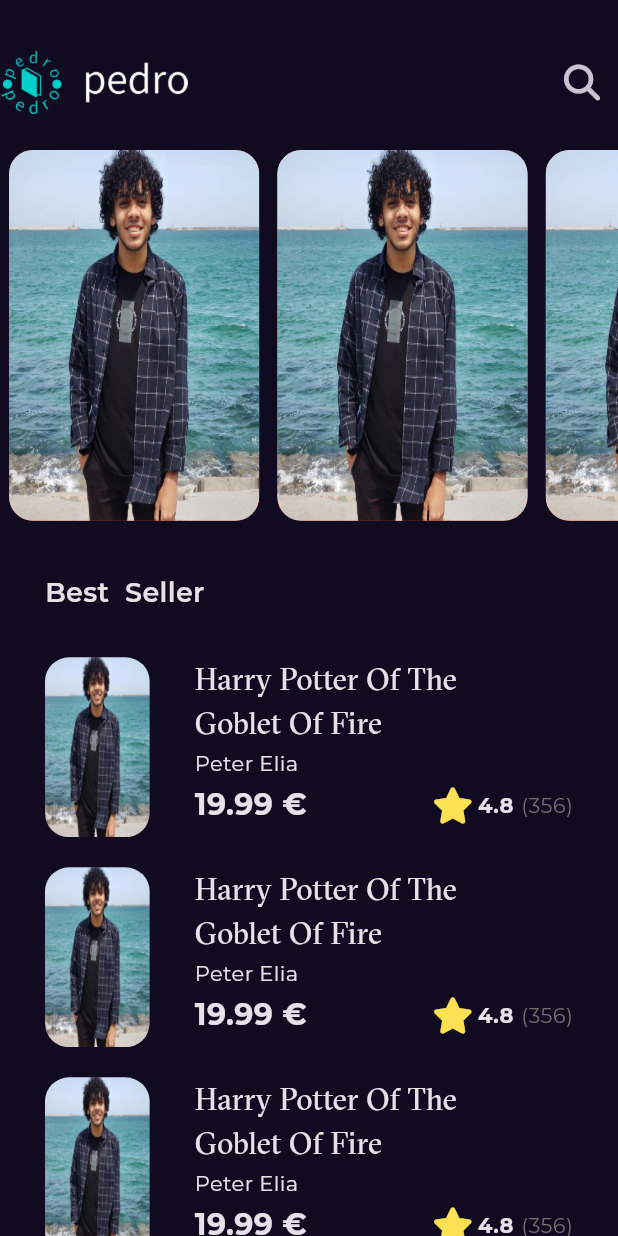
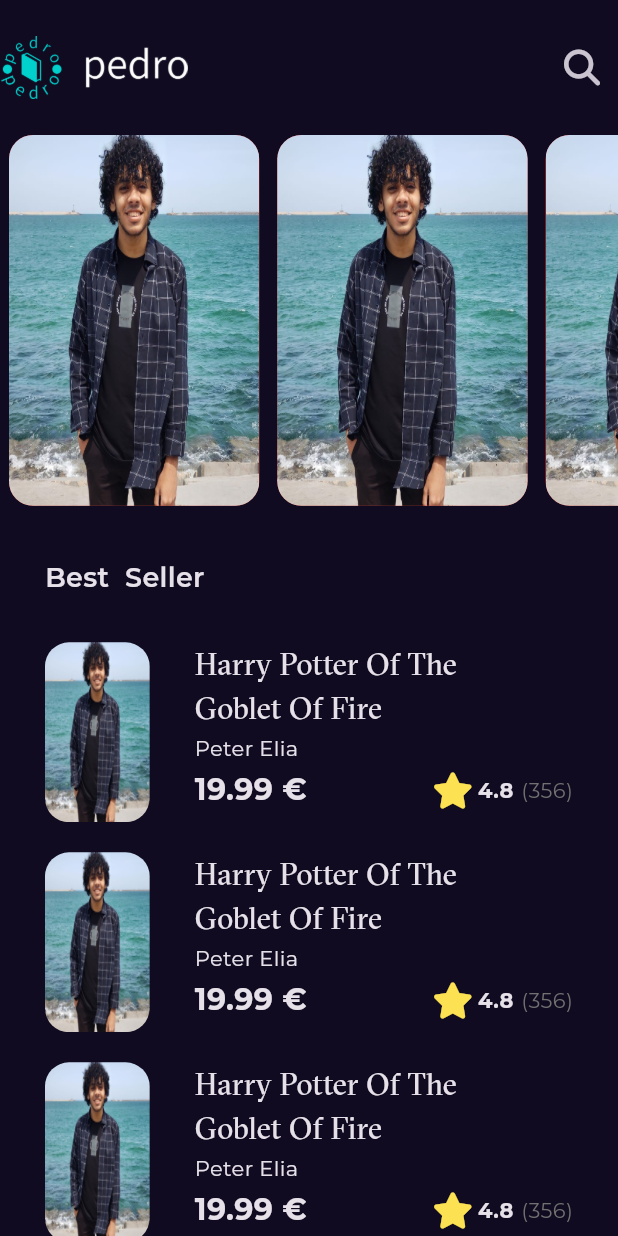
Before and after one commit to peterelia22/BoocklyApp, a Flutter app: the screen it shows after launch, on a phone screen of 412 x 824 dp. Run offline on Flutter 3.47's test engine with Material 3 defaults, Android fonts, the phone set to English and light mode, and no system bars; our stand-ins replace font_awesome_flutter, go_router, google_fonts.

```diff
--- /dev/null
+++ b/lib/core/app_router.dart
@@ -0,0 +1,19 @@
+import 'package:bookly/features/home/data/presentation/views/home_view.dart';
+import 'package:bookly/features/splash/presentation/view/splash.dart';
+import 'package:go_router/go_router.dart';
+
+abstract class AppRouter {
+  static const kHomeView = '/HomeView';
+  static final router = GoRouter(
+    routes: [
+      GoRoute(
+        path: '/',
+        builder: (context, state) => const SplashView(),
+      ),
+      GoRoute(
+        path: kHomeView,
+        builder: (context, state) => const HomeView(),
+      ),
+    ],
+  );
+}
--- a/lib/features/home/data/presentation/views/home_view.dart
+++ b/lib/features/home/data/presentation/views/home_view.dart
@@ -1,8 +1,8 @@
 import 'package:bookly/features/home/data/presentation/views/widgets/home_view_body.dart';
 import 'package:flutter/material.dart';
 
-class HomePage extends StatelessWidget {
-  const HomePage({super.key});
+class HomeView extends StatelessWidget {
+  const HomeView({super.key});
 
   @override
   Widget build(BuildContext context) {
--- a/lib/features/home/data/presentation/views/widgets/AppBar.dart
+++ b/lib/features/home/data/presentation/views/widgets/AppBar.dart
@@ -9,11 +9,7 @@ class CustomAppBar extends StatelessWidget {
 
   @override
   Widget build(BuildContext context) {
-    return Padding(
-      padding: const EdgeInsets.only(
-        top: 10,
-      ),
-      child: Row(
+    return Row(
       mainAxisAlignment: MainAxisAlignment.spaceBetween,
       children: [
         Image.asset(
@@ -28,7 +24,6 @@ class CustomAppBar extends StatelessWidget {
               size: 24,
             ))
       ],
-      ),
     );
   }
 }
--- a/lib/main.dart
+++ b/lib/main.dart
@@ -1,7 +1,8 @@
 import 'package:bookly/constants.dart';
+import 'package:bookly/core/app_router.dart';
 import 'package:bookly/features/splash/presentation/view/splash.dart';
 import 'package:flutter/material.dart';
-import 'package:get/get.dart';
+
 import 'package:google_fonts/google_fonts.dart';
 
 void main() {
@@ -14,13 +15,15 @@ class BooklyApp extends StatelessWidget {
   // This widget is the root of your application.
   @override
   Widget build(BuildContext context) {
-    return GetMaterialApp(
+    return MaterialApp.router(
+      routerConfig: AppRouter.router,
       debugShowCheckedModeBanner: false,
       theme: ThemeData.dark().copyWith(
           scaffoldBackgroundColor: primaryColor,
           textTheme:
               GoogleFonts.montserratTextTheme(ThemeData.dark().textTheme)),
-      home: const SplashView(),
     );
   }
 }
+
+// GoRouter configuration
--- a/pubspec.yaml
+++ b/pubspec.yaml
@@ -32,7 +32,8 @@ dependencies:
   flutter:
     sdk: flutter
   font_awesome_flutter: ^10.7.0
-  get: ^4.6.6
+
+  go_router: ^13.2.0
   google_fonts: ^6.1.0
 
 dev_dependencies:
```
Also changed, not shown: lib/features/home/data/presentation/views/book_detail_view.dart (added, +12 -0 lines), lib/features/home/data/presentation/views/widgets/book_details_body.dart (added, +10 -0 lines), lib/features/splash/presentation/view/widgets/splash_view_body.dart (+7 -5 lines), pubspec.lock. Lines whose indentation alone changed are shown as unchanged.
